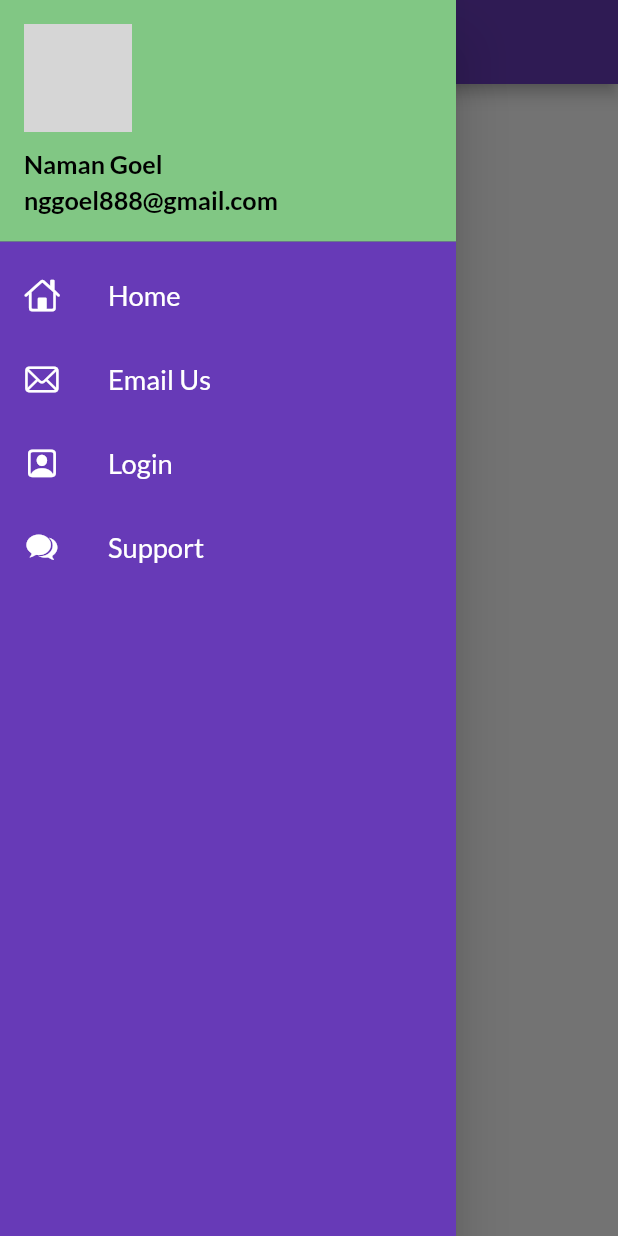
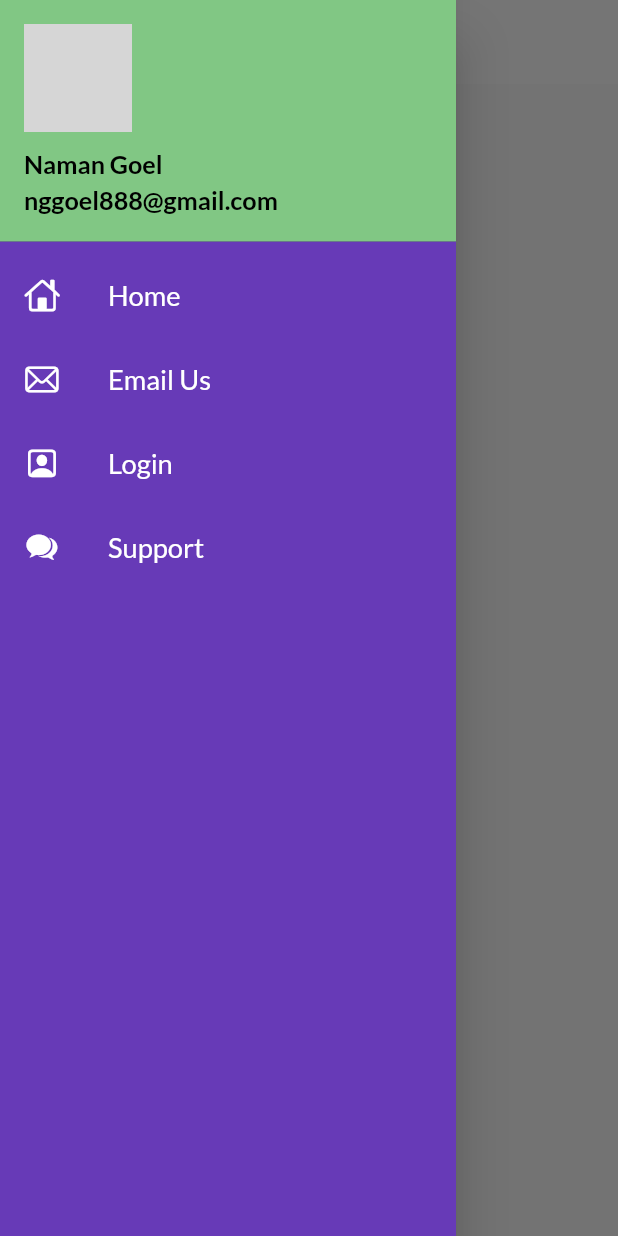
Before and after one commit to naman3309/Catalog_App_flutter, a Flutter app: the screen it shows after launch, with the side drawer open, on a phone screen of 412 x 824 dp. Run offline on Flutter 3.47's test engine with Material 2 defaults, Android fonts, the phone set to English and light mode, and no system bars; our stand-ins replace google_fonts; network calls fail; grey boxes are pictures that could not be loaded.

Commit message:
Themes Extracted

```diff
--- a/lib/main.dart
+++ b/lib/main.dart
@@ -1,3 +1,4 @@
+import 'package:catalog_app/utils/Themes.dart';
 import 'package:flutter/material.dart';
 import 'package:google_fonts/google_fonts.dart';
 import 'package:catalog_app/Pages/Login_page.dart';
@@ -15,11 +16,8 @@ class MyApp extends StatelessWidget {
   @override
   Widget build(BuildContext context) {
     return MaterialApp(
-      theme: ThemeData(
-        primarySwatch: Colors.deepPurple,
-        fontFamily: GoogleFonts.lato().fontFamily,
-        primaryTextTheme: GoogleFonts.latoTextTheme(),
-      ),
+      theme: Mytheme.lightTheme,
+      darkTheme: Mytheme.darkTheme,
       initialRoute: MyRoute.homeRoute,
       routes: {
         MyRoute.loginRoute: (context) => Login(),
--- /dev/null
+++ b/lib/utils/Themes.dart
@@ -0,0 +1,16 @@
+import 'package:flutter/material.dart';
+import 'package:google_fonts/google_fonts.dart';
+
+class Mytheme {
+  static ThemeData get lightTheme => ThemeData(
+      primarySwatch: Colors.deepPurple,
+      fontFamily: GoogleFonts.lato().fontFamily,
+      primaryTextTheme: GoogleFonts.latoTextTheme(),
+      appBarTheme: const AppBarTheme(
+          color: Colors.white,
+          iconTheme: IconThemeData(color: Colors.black),
+          elevation: 0.0,
+          titleTextStyle: TextStyle(color: Colors.black)));
+
+  static ThemeData get darkTheme => ThemeData(brightness: Brightness.dark);
+}
```
